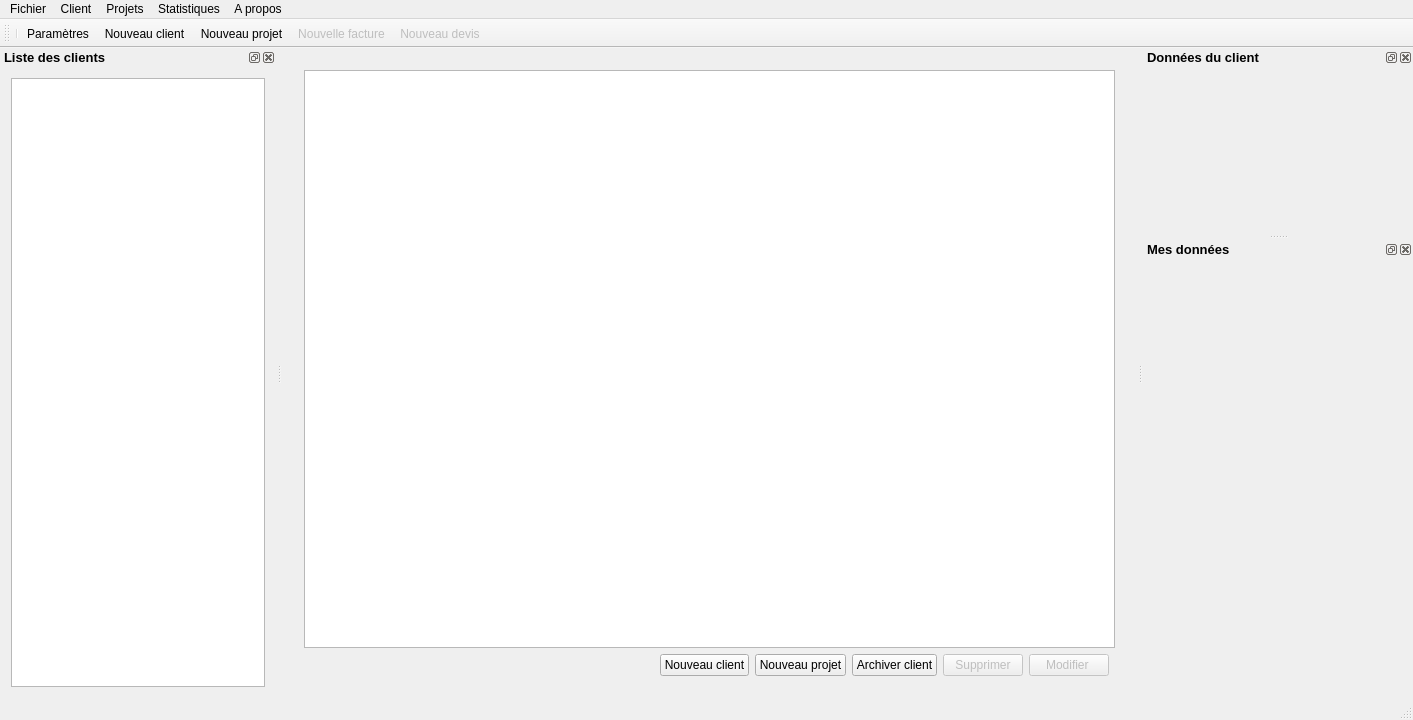
Qt form src/gui/mainwindow/mainwindow.ui (FACT-Team/FactDev) before a commit.
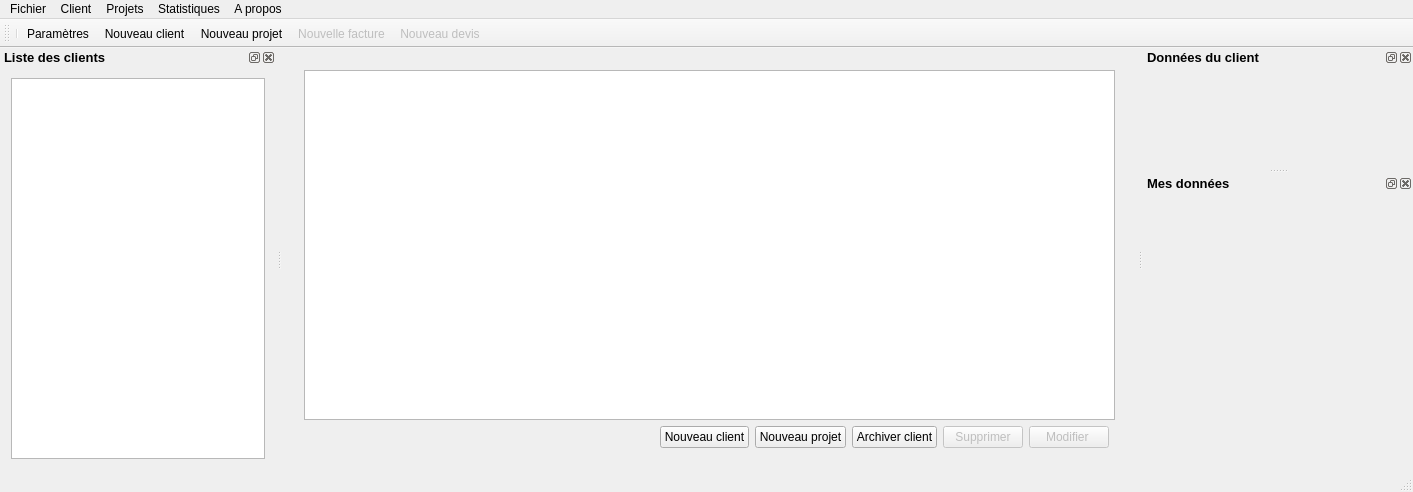
The same form after that commit. Icons and pictures are not drawn. Custom widgets are drawn as their Qt base class.

Patch:
```diff
--- a/src/gui/mainwindow/mainwindow.ui
+++ b/src/gui/mainwindow/mainwindow.ui
@@ -7,7 +7,7 @@
     <x>0</x>
     <y>0</y>
     <width>1413</width>
-    <height>720</height>
+    <height>492</height>
    </rect>
   </property>
   <property name="windowTitle">
@@ -99,7 +99,7 @@
             <property name="minimumSize">
              <size>
               <width>811</width>
-              <height>526</height>
+              <height>300</height>
              </size>
             </property>
             <property name="contextMenuPolicy">
```
Left out of the diff: 2 changed lines with no effect on the pictures. Lines whose indentation alone changed are shown as unchanged.
